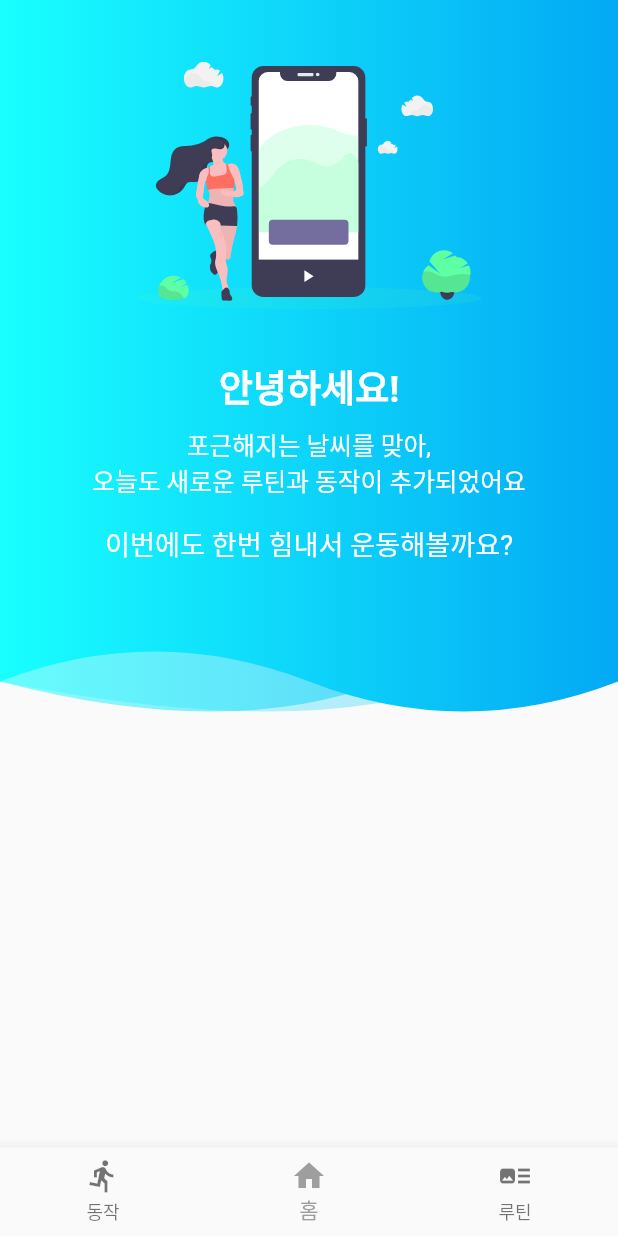
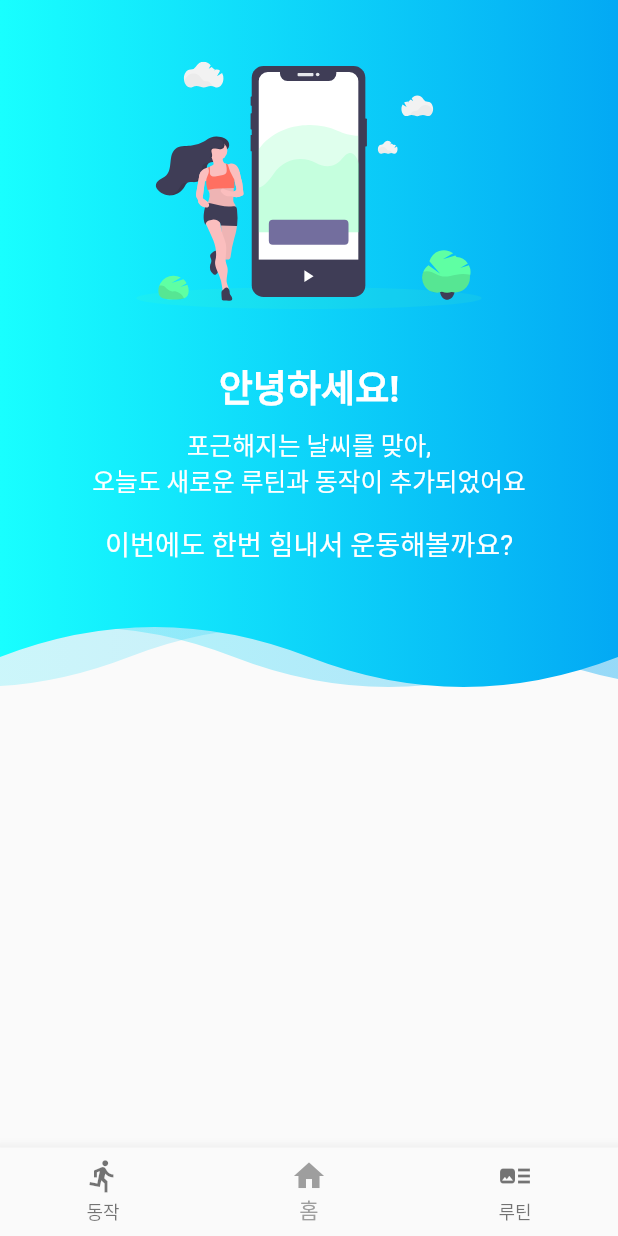
Before and after one commit to project-MyTin/Flutter, a Flutter app: the screen it shows after launch, on a phone screen of 412 x 824 dp. Run offline on Flutter 3.47's test engine with Material 2 defaults, Android fonts, the phone set to English and light mode, and no system bars; our stand-ins replace flutter_svg, get, image_picker.

Commit message:
code : add waves

```diff
--- a/lib/screens/screen_main.dart
+++ b/lib/screens/screen_main.dart
@@ -9,38 +9,48 @@ class MainPage extends StatelessWidget {
   Widget build(BuildContext context) {
     Size screenSize = MediaQuery.of(context).size;
     double width = screenSize.width, height = screenSize.height;
-    final List waveList = [
-      [1.0, 0.0, 1],
-      [0.5, 50.0, 3],
-      [0.3, 100.0, 3]
-    ];
 
     return SafeArea(
       child: Scaffold(
         body: Column(
           children: [
             buildMainPageHeader(height, width),
-            Stack(
+            buildWaveStack(height, width),
+          ],
+        ),
+        bottomNavigationBar: PageBottomNavigationBar(1),
+      ),
+    );
+  }
+
+  Stack buildWaveStack(double height, double width) {
+    final List waveList = [
+      [0.3, -50.0, 1, true],
+      [0.2, -120.0, 3, true],
+      [0.4, width - 50.0, 3, false],
+      [1.0, 0.0, 1, true],
+    ];
+
+    return Stack(
       children: [
         for (List list in waveList)
-                  Wave(
+          Container(
+            child: Wave(
               colorList: [
-                      Colors.cyanAccent.withOpacity(list[0]),
+                list[3]
+                    ? Colors.cyanAccent.withOpacity(list[0])
+                    : Colors.lightBlue.withOpacity(list[0]),
                 Colors.lightBlue.withOpacity(list[0])
               ],
               startIndex: list[2],
               waveHeight: 40,
               waveWidth: 1,
-                    startWidth: list[1],
-                    height: 0.1 * height,
+              height: 0.08 * height,
               width: width,
             ),
-              ],
+            transform: Matrix4.translationValues(list[1], 0, 0),
           ),
       ],
-        ),
-        bottomNavigationBar: PageBottomNavigationBar(1),
-      ),
     );
   }
 
--- a/lib/widgets/wave_wrapper.dart
+++ b/lib/widgets/wave_wrapper.dart
@@ -3,7 +3,7 @@ import 'package:flutter/material.dart';
 class Wave extends StatelessWidget {
   final List<Color> colorList;
   final List<List<double>> points;
-  final double height, width, waveHeight, waveWidth, startWidth;
+  final double height, width, waveHeight, waveWidth;
   final int startIndex;
 
   Wave(
@@ -11,7 +11,6 @@ class Wave extends StatelessWidget {
       this.points,
       this.waveHeight,
       this.waveWidth,
-      this.startWidth,
       this.height,
       this.width,
       this.startIndex});
@@ -19,8 +18,7 @@ class Wave extends StatelessWidget {
   @override
   Widget build(BuildContext context) {
     return ClipPath(
-      clipper:
-          WaveClipper(points, waveHeight, waveWidth, startWidth, startIndex),
+      clipper: WaveClipper(points, waveHeight, waveWidth, startIndex),
       child: Container(
         height: height,
         width: width,
@@ -38,11 +36,10 @@ class Wave extends StatelessWidget {
 
 class WaveClipper extends CustomClipper<Path> {
   final List<List<double>> points;
-  final double waveHeight, waveWidth, startWidth;
+  final double waveHeight, waveWidth;
   final int index;
 
-  WaveClipper(this.points, this.waveHeight, this.waveWidth, this.startWidth,
-      this.index);
+  WaveClipper(this.points, this.waveHeight, this.waveWidth, this.index);
 
   @override
   Path getClip(Size size) {
@@ -58,18 +55,11 @@ class WaveClipper extends CustomClipper<Path> {
     path.lineTo(0, waveHeights[index == 0 ? 3 : index - 1]);
     // path.quadraticBezierTo(width / 4, height - 80, width / 2, height - 40);
     // path.quadraticBezierTo(3 / 4 * width, height, width, height - 40);
-    print("width : " + width.toString() + " / height : " + height.toString());
-    for (int i = 0; i / (startWidth + 4 * waveWidth) < 1; i += 2) {
-      print(waveHeights[(i + index) % 4].toString() +
-          " ^^ " +
-          ((i + 1) / 4 * waveWidth * width).toString());
-      print(waveHeights[(i + 1 + index) % 4].toString() +
-          " ^^ " +
-          ((i + 2) / 4 * waveWidth * width).toString());
+    for (int i = 0; i / (4 * waveWidth) < 1; i += 2) {
       path.quadraticBezierTo(
-        startWidth + (i + 1) / 4 * waveWidth * width,
+        (i + 1) / 4 * waveWidth * width,
         waveHeights[(i + index) % 4],
-        startWidth + (i + 2) / 4 * waveWidth * width,
+        (i + 2) / 4 * waveWidth * width,
         waveHeights[(i + 1 + index) % 4],
       );
     }
```
Lines whose indentation alone changed are shown as unchanged.
